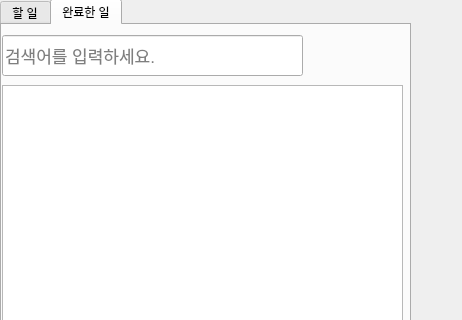
Qt form Todo/Todo.ui (xorud1541/Todo) before a commit; both pictures show x 0 to 462 and y 0 to 320 of the 462 by 837 pixel window.
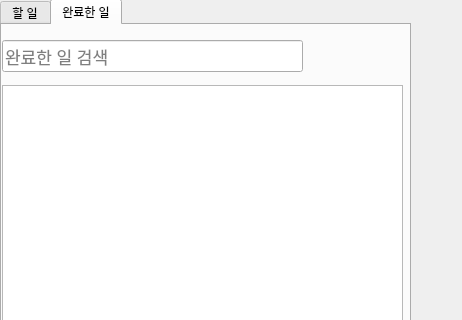
The same form after that commit. Icons and pictures are not drawn. Custom widgets are drawn as their Qt base class.

What changed in the file:
```diff
--- a/Todo/Todo.ui
+++ b/Todo/Todo.ui
@@ -418,18 +418,19 @@
       <property name="geometry">
        <rect>
         <x>0</x>
-        <y>10</y>
+        <y>15</y>
         <width>301</width>
-        <height>41</height>
+        <height>32</height>
        </rect>
       </property>
       <property name="font">
        <font>
         <pointsize>13</pointsize>
+        <kerning>true</kerning>
        </font>
       </property>
       <property name="placeholderText">
-       <string>검색어를 입력하세요.</string>
+       <string>완료한 일 검색</string>
       </property>
      </widget>
      <widget class="QPushButton" name="refreshBtn">
```
